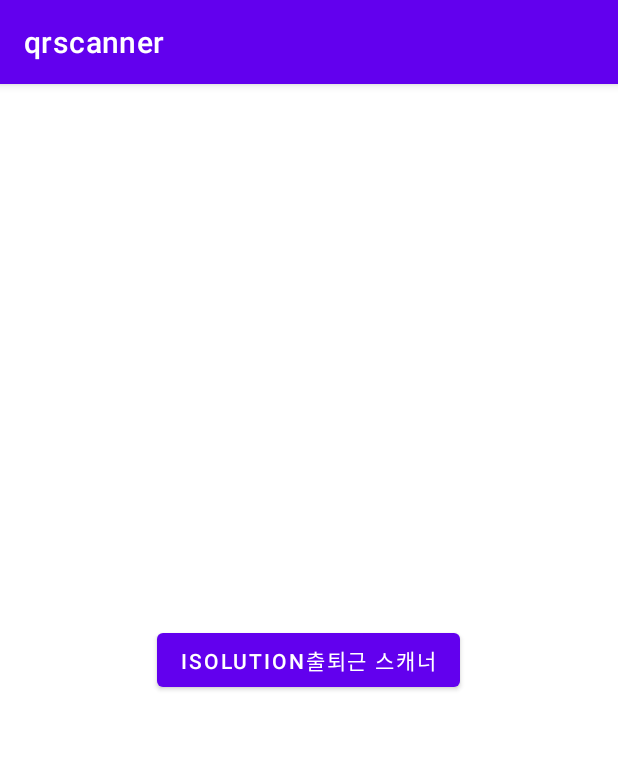
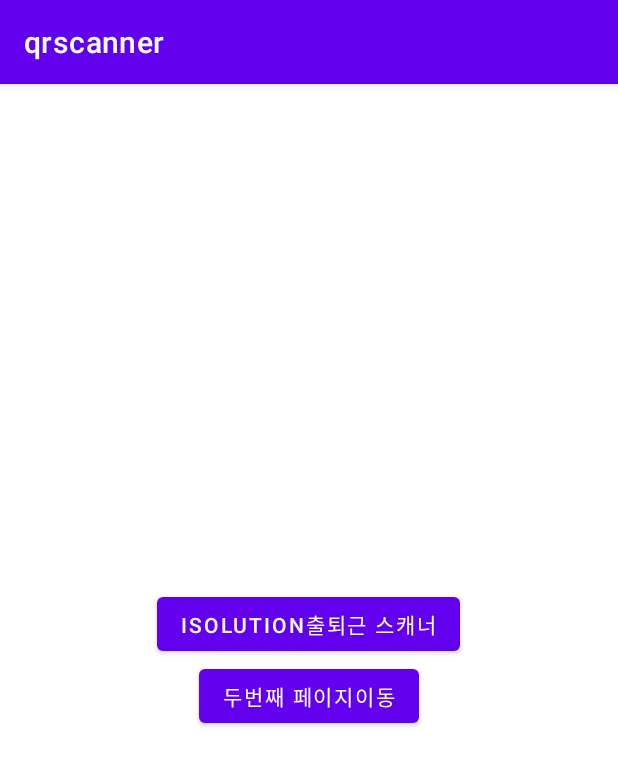
Before and after one commit to pygmalion0909/QR-scanner-android, an Android app: the screen it shows after launch (MainActivity), on a phone screen of 412 x 824 dp. Shown: the top 766 px of the screen. Run offline under Robolectric (Android 15) with nearby library versions, the phone set to English and light mode, and no system bars; libraries missing offline, so code that uses them is left out: com.google.zxing.integration.

```diff
--- a/app/src/main/java/com/isolution/qrscanner/MainActivity.kt
+++ b/app/src/main/java/com/isolution/qrscanner/MainActivity.kt
@@ -1,10 +1,13 @@
 package com.isolution.qrscanner
 
 import android.content.ContentValues.TAG
+import android.content.Context
 import android.content.Intent
 import androidx.appcompat.app.AppCompatActivity
 import android.os.Bundle
 import android.util.Log
+import android.view.Gravity
+import android.view.LayoutInflater
 import android.view.View
 import android.widget.Toast
 import com.google.zxing.integration.android.IntentIntegrator
@@ -20,17 +23,58 @@ class MainActivity : AppCompatActivity() {
     IntentIntegrator(this).initiateScan()
   }
 
+  fun toSecondPage(view: View) {
+    val intent = Intent(this, second::class.java);
+    startActivity(intent);
+//    val inflater: LayoutInflater = this.getSystemService(Context.LAYOUT_INFLATER_SERVICE) as LayoutInflater;
+//    val cView: View = inflater.inflate(R.layout.activity_second, null, true);
+  }
+
   override fun onActivityResult(requestCode: Int, resultCode: Int, data: Intent?) {
+    // qr결과값가져오기
     val result = IntentIntegrator.parseActivityResult(requestCode, resultCode, data);
+
     if(result != null) {
       if(result.contents != null) {
-//        Toast.makeText(this, "scanned: ${result.contents} format: ${result.formatName}", Toast.LENGTH_LONG).show();
-        RetrofitManager.instance.searchPhotos(searchTerm = "test", completion = {
-          res -> Toast.makeText(this, "api호출완료 ${res}", Toast.LENGTH_SHORT).show();
-          Log.d(TAG, "api 호출 성공 : $res");
+
+
+
+        /**
+         * 방법1
+         * api요청 -> toast커스텀
+         *
+         * 방법2
+         * api요청 -> 페이지이동 -> 5초 후 -> 스캐너 재실행
+         */
+
+//        val intent = Intent(this, second::class.java);
+//        startActivity(intent);
+//        val tas = Toast.makeText(this, "scanned: ${result.contents} format: ${result.formatName}", Toast.LENGTH_LONG);
+
+        // 페이지 이동 -> 스캔 재실행
+//        val intent = Intent(this, second::class.java);
+//        startActivity(intent);
+//        IntentIntegrator(this).initiateScan();
+
+
+
+        // api 호출
+//        RetrofitManager.instance.searchPhotos(searchTerm = "test", completion = {
+//          res -> Toast.makeText(this, "api호출완료 ${res}", Toast.LENGTH_SHORT).show();
+//          Log.d(TAG, "api 호출 성공 : $res");
+//        });
+
+        Log.d(TAG, "[SUPERIL LOG] API시작!!!!!!!!!!!!!!!!!!!!");
+        RetrofitManager.instance.insertCommute(completion = {
+//            res -> Toast.makeText(this, "[SUPERPIL!!!!!!!!!!!!!] api호출완료 ${res}", Toast.LENGTH_SHORT).show();
+            res -> Log.d(TAG, "api 호출 성공 : $res");
+          val intent = Intent(this, second::class.java);
+          startActivity(intent);
+          IntentIntegrator(this).initiateScan();
         });
+
       } else {
-        Toast.makeText(this, "Cancelled", Toast.LENGTH_LONG).show()
+        Toast.makeText(this, "Cancelled", Toast.LENGTH_LONG).show();
       }
     } else {
       super.onActivityResult(requestCode, resultCode, data)
--- a/app/src/main/res/layout/activity_main.xml
+++ b/app/src/main/res/layout/activity_main.xml
@@ -14,4 +14,11 @@
       android:layout_height="wrap_content"
       android:text="ISOLUTION출퇴근 스캐너"
       android:onClick="startScanner"/>
+
+  <Button
+      android:layout_width="wrap_content"
+      android:layout_height="wrap_content"
+      android:text="두번째 페이지이동"
+      android:onClick="toSecondPage"/>
+
 </LinearLayout>
```
Also changed, not shown: app/src/main/AndroidManifest.xml (+14 -3 lines), app/src/main/java/com/isolution/qrscanner/api/IRetrofit.kt (+7 -3 lines), app/src/main/java/com/isolution/qrscanner/api/RetrofitManager.kt (+26 -1 lines), app/src/main/java/com/isolution/qrscanner/second.kt (added, +44 -0 lines), app/src/main/res/anim/horizon_enter.xml (added, +8 -0 lines), app/src/main/res/layout/activity_second.xml (added, +26 -0 lines).
